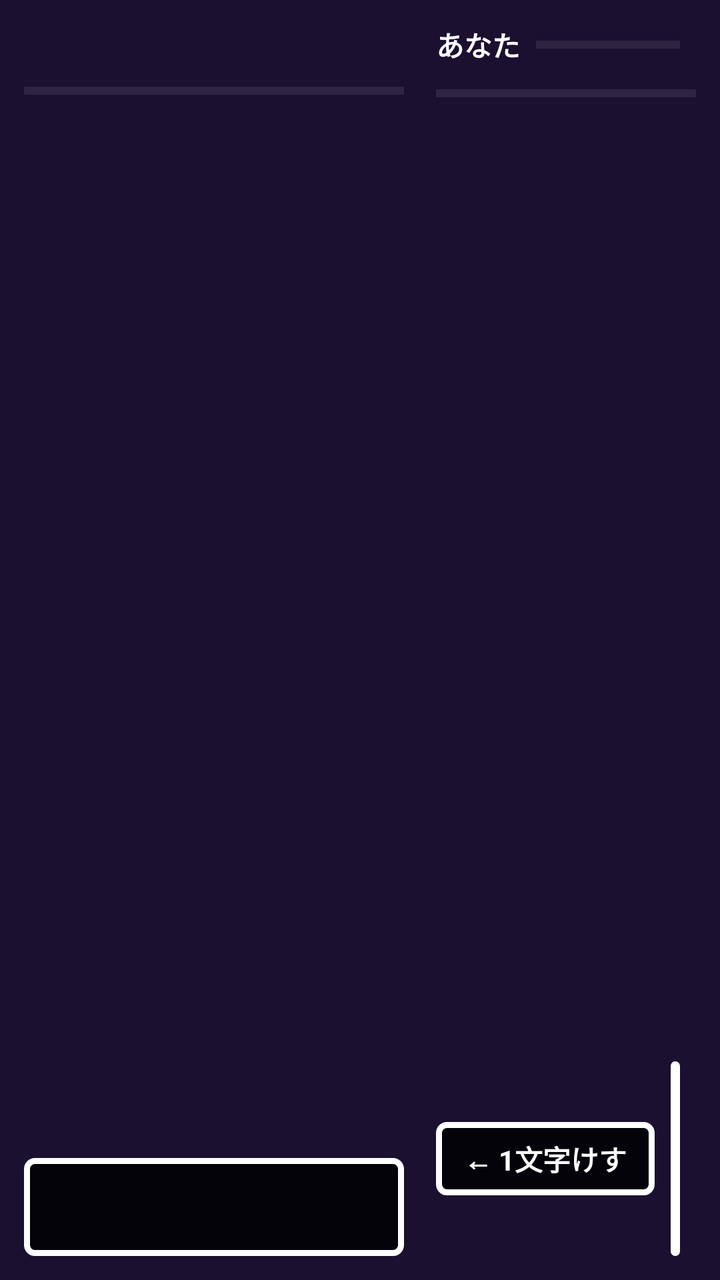
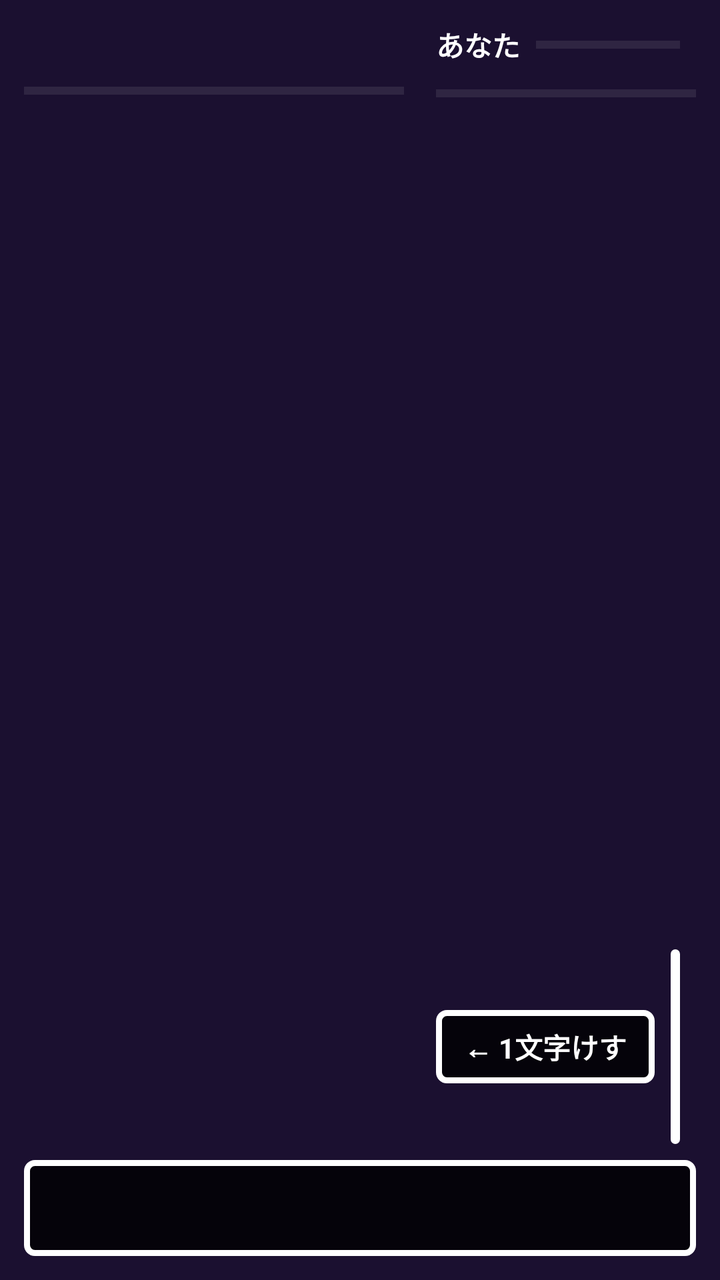

Compare the two renders of this Android layout. The source of the first and the diff that turns it into the second are given below.
<!-- AndroidManifest.xml: application theme Theme.NibRPG -->
<!-- res/layout/activity_battle.xml -->
<?xml version="1.0" encoding="utf-8"?>
<FrameLayout xmlns:android="http://schemas.android.com/apk/res/android"
    xmlns:tools="http://schemas.android.com/tools"
    android:id="@+id/main"
    android:layout_width="match_parent"
    android:layout_height="match_parent"
    android:background="@color/battle_bg"
    tools:context=".BattleActivity">

    <LinearLayout
        android:layout_width="match_parent"
        android:layout_height="match_parent"
        android:baselineAligned="false"
        android:orientation="horizontal"
        android:padding="12dp">

        
        <LinearLayout
            android:layout_width="190dp"
            android:layout_height="match_parent"
            android:gravity="center_horizontal"
            android:orientation="vertical">

            <TextView
                android:id="@+id/txtTeacherName"
                android:layout_width="wrap_content"
                android:layout_height="wrap_content"
                android:textColor="@color/rpg_yellow"
                android:textSize="18sp"
                android:textStyle="bold" />

            <ProgressBar
            android:id="@+id/barTeacher"
            style="?android:attr/progressBarStyleHorizontal"
            android:layout_width="match_parent"
            android:layout_height="10dp"
            android:progressBackgroundTint="#55FFFFFF"
            android:progressTint="@color/rpg_red"
            android:layout_marginTop="4dp" />

            <TextView
                android:id="@+id/txtTeacherHp"
                android:layout_width="wrap_content"
                android:layout_height="wrap_content"
                android:textColor="@color/rpg_gray"
                android:textSize="12sp" />

            <ImageView
                android:id="@+id/imgTeacher"
                android:layout_width="wrap_content"
                android:layout_height="0dp"
                android:layout_marginVertical="4dp"
                android:layout_weight="1"
                android:adjustViewBounds="true"
                android:contentDescription="@null" />

            
            <TextView
                android:id="@+id/txtLine"
                android:layout_width="match_parent"
                android:layout_height="wrap_content"
                android:background="@drawable/rpg_window"
                android:minLines="2"
                android:padding="8dp"
                android:textColor="@color/white"
                android:textSize="13sp" />
        </LinearLayout>

        
        <LinearLayout
            android:layout_width="0dp"
            android:layout_height="match_parent"
            android:layout_weight="1"
            android:orientation="vertical"
            android:paddingStart="16dp"
            tools:ignore="RtlSymmetry">

            <LinearLayout
                android:layout_width="match_parent"
                android:layout_height="wrap_content"
                android:gravity="center_vertical"
                android:orientation="horizontal">

                <TextView
                    android:layout_width="wrap_content"
                    android:layout_height="wrap_content"
                    android:text="@string/battle_you"
                    android:textColor="@color/white"
                    android:textSize="14sp"
                    android:textStyle="bold" />

                <ProgressBar
                    android:id="@+id/barPlayer"
                    style="?android:attr/progressBarStyleHorizontal"
                    android:layout_width="0dp"
                    android:layout_height="10dp"
                    android:layout_marginHorizontal="8dp"
                    android:layout_weight="1"
                    android:progressBackgroundTint="#55FFFFFF"
                    android:progressTint="@color/battle_hp_green" />

                <TextView
                    android:id="@+id/txtPlayerHp"
                    android:layout_width="wrap_content"
                    android:layout_height="wrap_content"
                    android:textColor="@color/white"
                    android:textSize="14sp" />
            </LinearLayout>

            
            <ProgressBar
            android:id="@+id/barTime"
            style="?android:attr/progressBarStyleHorizontal"
            android:layout_width="match_parent"
            android:layout_height="8dp"
            android:progressBackgroundTint="#55FFFFFF"
            android:progressTint="@color/rpg_yellow"
            android:layout_marginTop="10dp"
            android:max="1000" />

            
            <TextView
                android:id="@+id/txtHint"
                android:layout_width="match_parent"
                android:layout_height="wrap_content"
                android:layout_marginTop="8dp"
                android:gravity="center"
                android:textColor="@color/nib_cyan"
                android:textSize="17sp"
                android:textStyle="bold" />

            
            <LinearLayout
                android:id="@+id/answerRow"
                android:layout_width="match_parent"
                android:layout_height="56dp"
                android:layout_marginTop="4dp"
                android:gravity="center"
                android:orientation="horizontal" />

            
            <TextView
                android:id="@+id/txtMessage"
                android:layout_width="match_parent"
                android:layout_height="wrap_content"
                android:gravity="center"
                android:minLines="2"
                android:textColor="@color/white"
                android:textSize="14sp" />

            
            <LinearLayout
                android:id="@+id/tileRow"
                android:layout_width="match_parent"
                android:layout_height="56dp"
                android:gravity="center"
                android:orientation="horizontal" />

            <Space
                android:layout_width="match_parent"
                android:layout_height="0dp"
                android:layout_weight="1" />

            
            <LinearLayout
                android:layout_width="match_parent"
                android:layout_height="wrap_content"
                android:gravity="center_vertical"
                android:orientation="horizontal">

                <TextView
                android:id="@+id/btnBackspace"
                android:layout_width="wrap_content"
                android:layout_height="wrap_content"
                android:layout_marginEnd="8dp"
                android:background="@drawable/rpg_window"
                android:paddingHorizontal="14dp"
                android:paddingVertical="8dp"
                android:text="@string/battle_backspace"
                android:textColor="@color/white"
                android:textSize="14sp"
                android:textStyle="bold" />

                <TextView
                android:id="@+id/btnReset"
                android:layout_width="wrap_content"
                android:layout_height="wrap_content"
                android:layout_marginEnd="8dp"
                android:background="@drawable/rpg_window"
                android:paddingHorizontal="14dp"
                android:paddingVertical="8dp"
                android:text="@string/battle_reset"
                android:textColor="@color/white"
                android:textSize="14sp"
                android:textStyle="bold" />

                <HorizontalScrollView
                    android:layout_width="0dp"
                    android:layout_height="wrap_content"
                    android:layout_marginStart="8dp"
                    android:layout_weight="1"
                    android:scrollbars="none">

                    
                    <LinearLayout
                        android:id="@+id/itemRow"
                        android:layout_width="wrap_content"
                        android:layout_height="wrap_content"
                        android:orientation="horizontal" />
                </HorizontalScrollView>
            </LinearLayout>
        </LinearLayout>
    </LinearLayout>

    
    <View
        android:id="@+id/flash"
        android:layout_width="match_parent"
        android:layout_height="match_parent"
        android:alpha="0"
        android:background="@color/rpg_red" />

    
    <LinearLayout
        android:id="@+id/resultBox"
        android:layout_width="wrap_content"
        android:layout_height="wrap_content"
        android:layout_gravity="center"
        android:background="@drawable/rpg_window"
        android:gravity="center"
        android:orientation="vertical"
        android:padding="24dp"
        android:visibility="gone">

        <TextView
            android:id="@+id/txtResult"
            android:layout_width="wrap_content"
            android:layout_height="wrap_content"
            android:gravity="center"
            android:lineSpacingExtra="6dp"
            android:textColor="@color/white"
            android:textSize="22sp"
            android:textStyle="bold" />

        <TextView
            android:id="@+id/btnResult"
            android:layout_width="wrap_content"
            android:layout_height="wrap_content"
            android:layout_marginTop="16dp"
            android:background="@drawable/nib_button"
            android:paddingHorizontal="32dp"
            android:paddingVertical="10dp"
            android:text="@string/battle_to_map"
            android:textColor="@color/white"
            android:textSize="18sp"
            android:textStyle="bold" />
    </LinearLayout>

</FrameLayout>
<!-- resources referenced by this layout -->
<resources>
  <color name="battle_bg">#FF1B1030</color>
  <color name="battle_hp_green">#FF66BB6A</color>
  <color name="nib_cyan">#FF34B3D3</color>
  <color name="rpg_gray">#FFAAAAAA</color>
  <color name="rpg_red">#FFFF5252</color>
  <color name="rpg_yellow">#FFFFD54F</color>
  <color name="white">#FFFFFFFF</color>
  <!-- drawable nib_button (drawable) -->
  <?xml version="1.0" encoding="utf-8"?>
  <shape xmlns:android="http://schemas.android.com/apk/res/android"
      android:shape="rectangle">
      <solid android:color="@color/nib_navy" />
      <stroke android:width="3dp" android:color="@color/nib_cyan" />
      <corners android:radius="4dp" />
  </shape>
  <!-- drawable rpg_window (drawable) -->
  <?xml version="1.0" encoding="utf-8"?>
  <shape xmlns:android="http://schemas.android.com/apk/res/android"
      android:shape="rectangle">
      <solid android:color="#CC000000" />
      <stroke android:width="3dp" android:color="#FFFFFFFF" />
      <corners android:radius="4dp" />
  </shape>
  <string name="battle_backspace">← 1文字けす</string>
  <string name="battle_reset">やり直し</string>
  <string name="battle_to_map">▶ マップへもどる</string>
  <string name="battle_you">あなた</string>
  <style name="Theme.NibRPG" parent="Base.Theme.NibRPG" />
  <color name="nib_navy">#FF0F3193</color>
  <style name="Base.Theme.NibRPG" parent="Theme.Material3.DayNight.NoActionBar">
          
          
      </style>
</resources>

<!-- the commit's change to res/layout/activity_battle.xml (unified diff, before → after) -->
@@ -7,12 +7,19 @@
     android:background="@color/battle_bg"
     tools:context=".BattleActivity">
 
+    
     <LinearLayout
         android:layout_width="match_parent"
         android:layout_height="match_parent"
+        android:orientation="vertical"
+        android:padding="12dp">
+
+    <LinearLayout
+        android:layout_width="match_parent"
+        android:layout_height="0dp"
+        android:layout_weight="1"
         android:baselineAligned="false"
-        android:orientation="horizontal"
-        android:padding="12dp">
+        android:orientation="horizontal">
 
         
         <LinearLayout
@@ -54,16 +61,6 @@
                 android:adjustViewBounds="true"
                 android:contentDescription="@null" />
 
-            
-            <TextView
-                android:id="@+id/txtLine"
-                android:layout_width="match_parent"
-                android:layout_height="wrap_content"
-                android:background="@drawable/rpg_window"
-                android:minLines="2"
-                android:padding="8dp"
-                android:textColor="@color/white"
-                android:textSize="13sp" />
         </LinearLayout>
 
         
@@ -210,6 +207,24 @@
                 </HorizontalScrollView>
             </LinearLayout>
         </LinearLayout>
+    </LinearLayout>
+
+        
+        <TextView
+            android:id="@+id/txtLine"
+            android:layout_width="match_parent"
+            android:layout_height="wrap_content"
+            android:layout_marginTop="8dp"
+            android:background="@drawable/rpg_window"
+            android:gravity="center_vertical"
+            android:lineSpacingExtra="2dp"
+            android:maxLines="2"
+            android:minHeight="48dp"
+            android:paddingHorizontal="16dp"
+            android:paddingVertical="8dp"
+            android:textColor="@color/white"
+            android:textSize="18sp"
+            android:textStyle="bold" />
     </LinearLayout>
 
     
